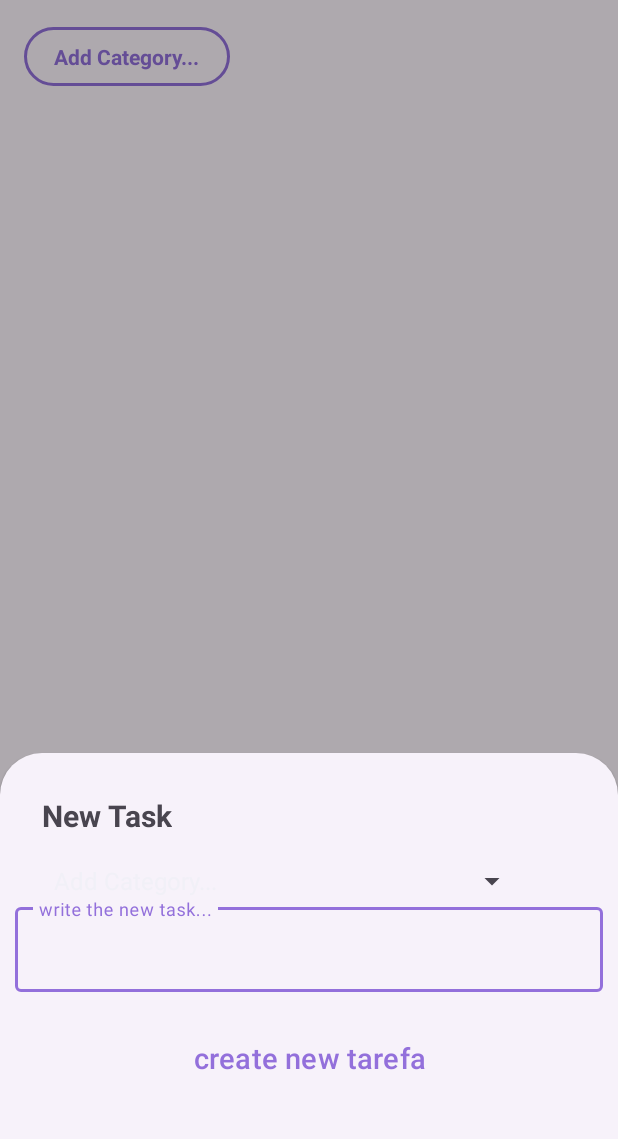
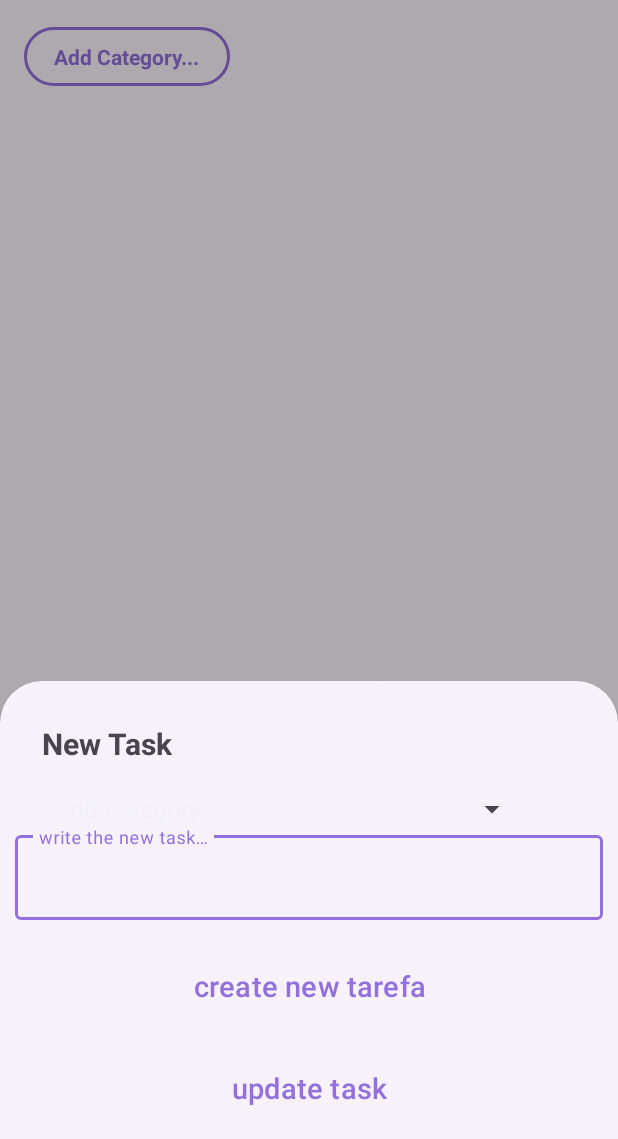
Before and after one commit to maumauriciog/LearnTasks, an Android app: the screen it shows after launch (MainActivity), after a tap on an icon or button, on a phone screen of 412 x 824 dp, the part 97-1236 px from its top. Run offline under Robolectric (Android 15) with nearby library versions, the phone set to English and light mode, and no system bars; our stand-ins replace Room's generated code.

Commit message:
update TaskBotSheet. Create button for update task v1

```diff
--- a/app/src/main/java/com/devspace/taskbeats/MainActivity.kt
+++ b/app/src/main/java/com/devspace/taskbeats/MainActivity.kt
@@ -82,12 +82,16 @@ class MainActivity : AppCompatActivity() {
             }
         }
 
+        taskAdapter.setOnClick {
+
+        }
+
         rvCategory.adapter = categoryAdapter
         getCategories()
         rvTask.adapter = taskAdapter
         getTasks()
+
     }
-
     //get categories
     private fun getCategories() {
         GlobalScope.launch(Dispatchers.IO) {
@@ -110,7 +114,6 @@ class MainActivity : AppCompatActivity() {
             }
         }
     }
-
     //get all tasks from database
     private fun getTasks() {
         GlobalScope.launch(Dispatchers.IO) {
@@ -128,17 +131,16 @@ class MainActivity : AppCompatActivity() {
             }
         }
     }
-
-    //insert in database
+    //insert category in database
     private fun insertCategory(categoryEntity: CategoryEntity) {
         GlobalScope.launch(Dispatchers.IO) {
             categoryDao.insert(categoryEntity)
             getCategories()
         }
     }
-
-    private fun insertTaskDb (taskEntity: TaskEntity){
-        GlobalScope.launch(Dispatchers.IO){
+    //insert task in database
+    private fun insertTaskDb(taskEntity: TaskEntity) {
+        GlobalScope.launch(Dispatchers.IO) {
             taskDao.insert(taskEntity)
             getTasks()
         }
--- a/app/src/main/java/com/devspace/taskbeats/TaskBeatsDataBase.kt
+++ b/app/src/main/java/com/devspace/taskbeats/TaskBeatsDataBase.kt
@@ -3,9 +3,8 @@ package com.devspace.taskbeats
 import androidx.room.Database
 import androidx.room.RoomDatabase
 
-//create the tables on the database
 @Database([CategoryEntity::class, TaskEntity::class], version = 1)
-abstract class TaskBeatsDataBase: RoomDatabase() {
+abstract class TaskBeatsDataBase :RoomDatabase() {
 
     abstract fun getCategoryDao(): CategoryDAO
     abstract fun getTaskDao(): TaskDAO
--- a/app/src/main/java/com/devspace/taskbeats/TaskBotSheet.kt
+++ b/app/src/main/java/com/devspace/taskbeats/TaskBotSheet.kt
@@ -8,12 +8,14 @@ import android.widget.AdapterView
 import android.widget.ArrayAdapter
 import android.widget.Button
 import android.widget.Spinner
+import android.widget.TextView
 import com.google.android.material.bottomsheet.BottomSheetDialogFragment
 import com.google.android.material.snackbar.Snackbar
 import com.google.android.material.textfield.TextInputEditText
 
 class TaskBotSheet(
     private val categories: List<CategoryUiData>,
+    private val task: TaskUiData? = null,
     private val onClicked: (TaskUiData) -> Unit
 ) : BottomSheetDialogFragment() {
 
@@ -24,9 +26,14 @@ class TaskBotSheet(
     ): View? {
         val view = inflater.inflate(R.layout.task_botton_sheet, container, false)
 
+        val tltTask = view.findViewById<TextView>(R.id.tlt_task)
         val spLstCategory = view.findViewById<Spinner>(R.id.sp_list_categories)
         val tivNewTask = view.findViewById<TextInputEditText>(R.id.tiv_new_task)
         val btnCrTask = view.findViewById<Button>(R.id.btn_CrTask)
+
+        if (task == null){
+
+        }
 
         var taskCategory: String? = null
 
@@ -35,6 +42,7 @@ class TaskBotSheet(
             if (taskCategory != null) {
                 onClicked.invoke(
                     TaskUiData(
+                        id = 0,
                         name = name,
                         category = requireNotNull(taskCategory)
                     )
--- a/app/src/main/java/com/devspace/taskbeats/TaskListAdapter.kt
+++ b/app/src/main/java/com/devspace/taskbeats/TaskListAdapter.kt
@@ -4,11 +4,18 @@ import android.view.LayoutInflater
 import android.view.View
 import android.view.ViewGroup
 import android.widget.TextView
+import androidx.recyclerview.widget.AdapterListUpdateCallback
 import androidx.recyclerview.widget.DiffUtil
 import androidx.recyclerview.widget.ListAdapter
 import androidx.recyclerview.widget.RecyclerView
 
 class TaskListAdapter : ListAdapter<TaskUiData, TaskListAdapter.TaskViewHolder>(TaskListAdapter) {
+    private lateinit var callBack: (TaskUiData) -> Unit
+
+    fun setOnClick (onClick: (TaskUiData) -> Unit){
+        callBack = onClick
+    }
+
     override fun onCreateViewHolder(parent: ViewGroup, viewType: Int): TaskViewHolder {
         val view = LayoutInflater.from(parent.context).inflate(R.layout.item_task, parent, false)
         return TaskViewHolder(view)
@@ -16,16 +23,20 @@ class TaskListAdapter : ListAdapter<TaskUiData, TaskListAdapter.TaskViewHolder>(
 
     override fun onBindViewHolder(holder: TaskViewHolder, position: Int) {
         val task = getItem(position)
-        holder.bind(task)
+        holder.bind(task, callBack)
     }
 
-    class TaskViewHolder(view: View) : RecyclerView.ViewHolder(view) {
+    class TaskViewHolder(private val view: View) : RecyclerView.ViewHolder(view) {
         private val tvTask = view.findViewById<TextView>(R.id.tv_task_name)
         private val tvCategoryTask = view.findViewById<TextView>(R.id.tv_category_name_noTask)
 
-        fun bind(uiTask: TaskUiData) {
+        fun bind(uiTask: TaskUiData, callback: (TaskUiData) -> Unit) {
             tvTask.text = uiTask.name
             tvCategoryTask.text = uiTask.category
+
+            view.rootView.setOnClickListener {
+                callback.invoke(uiTask)
+            }
         }
     }
 
--- a/app/src/main/res/layout/task_botton_sheet.xml
+++ b/app/src/main/res/layout/task_botton_sheet.xml
@@ -5,8 +5,8 @@
     android:orientation="vertical"
     android:padding="10dp">
 
-
     <TextView
+        android:id="@+id/tlt_task"
         android:layout_width="wrap_content"
         android:layout_height="wrap_content"
         android:layout_margin="18dp"
@@ -27,9 +27,9 @@
 
         <com.google.android.material.textfield.TextInputEditText
             android:id="@+id/tiv_new_task"
-            android:hint="write the new task..."
             android:layout_width="match_parent"
-            android:layout_height="wrap_content"/>
+            android:layout_height="wrap_content"
+            android:hint="@string/write_the_new_task" />
     </com.google.android.material.textfield.TextInputLayout>
 
     <Button
@@ -40,5 +40,12 @@
         android:text="@string/create_new_tarefa"
         android:textSize="19sp" />
 
-
+    <Button
+        android:id="@+id/btn_updateTask"
+        android:layout_width="match_parent"
+        android:layout_height="wrap_content"
+        android:layout_marginStart="20sp"
+        android:layout_marginEnd="20sp"
+        android:text="@string/update_task"
+        android:textSize="19sp" />
 </LinearLayout>
--- a/app/src/main/res/values/strings.xml
+++ b/app/src/main/res/values/strings.xml
@@ -7,6 +7,10 @@
     <string name="create_new_category">create new category</string>
     <string name="write_the_new_category">write the new category…</string>
 
+
+
     <string name="new_task">New Task</string>
     <string name="create_new_tarefa">create new tarefa</string>
+    <string name="write_the_new_task">write the new task…</string>
+    <string name="update_task">update task</string>
 </resources>
```
Also changed, not shown: 1 other file.
